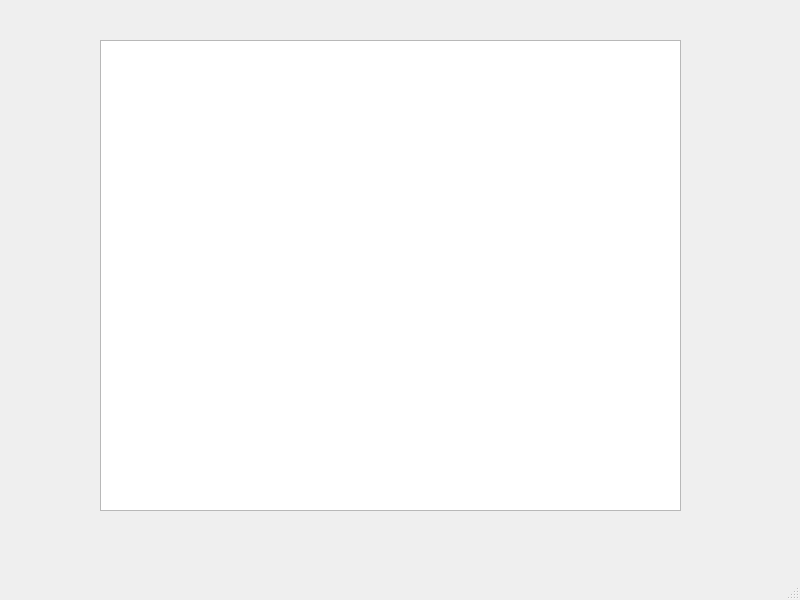
Before: the Qt Designer form main.ui in hochufenderyaguar/git_project7, drawn with Qt 5.
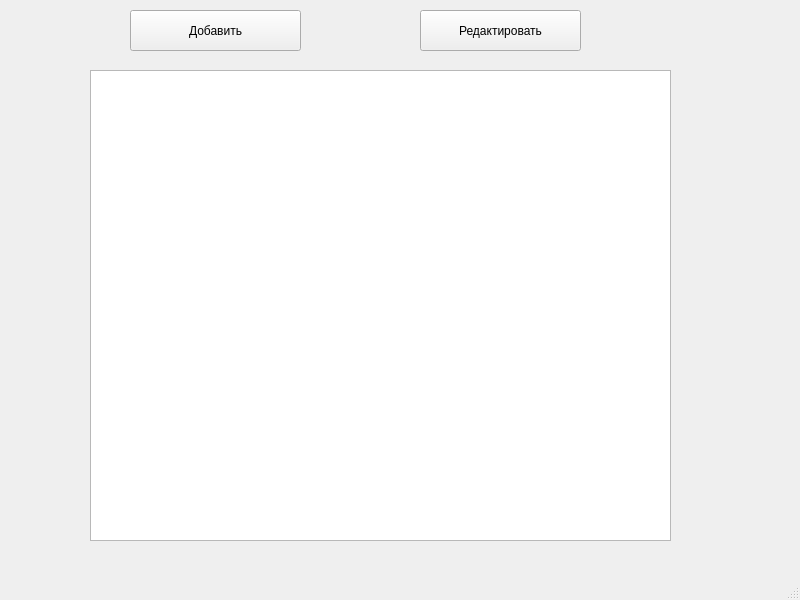
After: the same form once the commit is applied.

The edit to the form file:
```diff
--- a/main.ui
+++ b/main.ui
@@ -17,13 +17,39 @@
    <widget class="QTableWidget" name="tableWidget">
     <property name="geometry">
      <rect>
-      <x>100</x>
-      <y>40</y>
+      <x>90</x>
+      <y>70</y>
       <width>581</width>
       <height>471</height>
      </rect>
     </property>
    </widget>
+   <widget class="QPushButton" name="pushButton">
+    <property name="geometry">
+     <rect>
+      <x>130</x>
+      <y>10</y>
+      <width>171</width>
+      <height>41</height>
+     </rect>
+    </property>
+    <property name="text">
+     <string>Добавить</string>
+    </property>
+   </widget>
+   <widget class="QPushButton" name="pushButton_2">
+    <property name="geometry">
+     <rect>
+      <x>420</x>
+      <y>10</y>
+      <width>161</width>
+      <height>41</height>
+     </rect>
+    </property>
+    <property name="text">
+     <string>Редактировать</string>
+    </property>
+   </widget>
   </widget>
   <widget class="QMenuBar" name="menubar">
    <property name="geometry">
```
